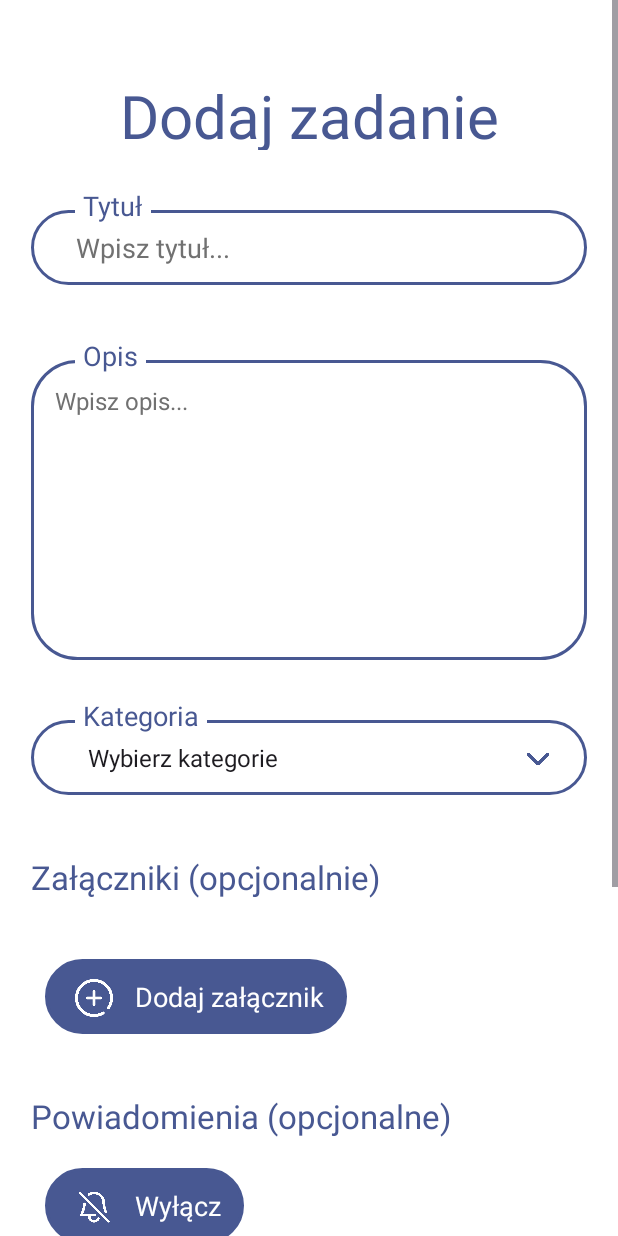
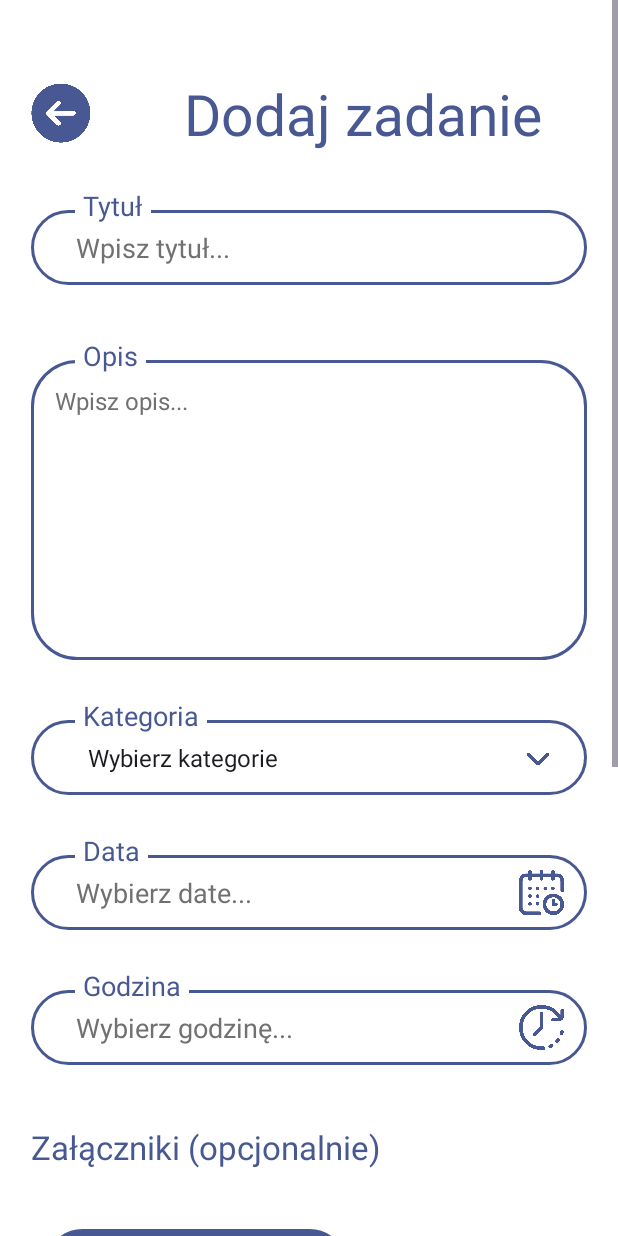
Before and after one commit to SebastianCieslik245787/TodoApp, an Android app: the AddTask screen opened directly, with no data from a screen before it, on a phone screen of 412 x 824 dp. Run offline under Robolectric (Android 15) with nearby library versions, the light colour scheme and no system bars.

Commit message:
Adding show task and adding add planed time to new task

```diff
--- a/app/src/main/AndroidManifest.xml
+++ b/app/src/main/AndroidManifest.xml
@@ -22,6 +22,7 @@
             </intent-filter>
         </activity>
         <activity android:name=".AddTask" />
+        <activity android:name=".ShowTask" />
     </application>
 
 </manifest>
--- a/app/src/main/java/com/example/todoapp/AddTask.kt
+++ b/app/src/main/java/com/example/todoapp/AddTask.kt
@@ -1,6 +1,7 @@
 package com.example.todoapp
 
 import android.annotation.SuppressLint
+import android.app.AlertDialog
 import android.app.DatePickerDialog
 import android.app.TimePickerDialog
 import android.os.Bundle
@@ -25,15 +26,23 @@ class AddTask : AppCompatActivity() {
     private lateinit var descriptionInput: EditText
     private lateinit var timeNotificationInput: ImageView
     private lateinit var dateNotificationInput: ImageView
+    private lateinit var planedTimeInput: ImageView
+    private lateinit var planedDateInput: ImageView
     private lateinit var notificationsButton: TextView
     private lateinit var addTaskButton: TextView
     private lateinit var notificationDateField: TextView
     private lateinit var notificationTimeField: TextView
+    private lateinit var planedDateField: TextView
+    private lateinit var planedTimeField: TextView
     private lateinit var addAttachmentButton: TextView
     private lateinit var attachmentField: LinearLayout
+    private lateinit var backButton : ImageView
 
     private var notificationTime : String = ""
     private var notificationDate : String = ""
+
+    private var planedTime : String = ""
+    private var planedDate : String = ""
 
     private lateinit var categorySpinner: Spinner
     private var category : String = "Wybierz kategorię..."
@@ -52,6 +61,8 @@ class AddTask : AppCompatActivity() {
             category = it.getString("category", "Wybierz kategorię...")
             notificationDate = it.getString("notificationDate", "")
             notificationTime = it.getString("notificationTime", "")
+            planedDate = it.getString("planedDate", "")
+            planedTime = it.getString("planedTime", "")
         }
 
         setup()
@@ -64,6 +75,8 @@ class AddTask : AppCompatActivity() {
         outState.putString("description", descriptionInput.text.toString())
         outState.putString("notificationDate", notificationDate)
         outState.putString("notificationTime", notificationTime)
+        outState.putString("planedDate", planedDate)
+        outState.putString("planedTime", planedTime)
     }
 
     private fun setup() {
@@ -71,17 +84,26 @@ class AddTask : AppCompatActivity() {
         descriptionInput = findViewById(R.id.addDescriptionInput)
         dateNotificationInput = findViewById(R.id.notificationCalendar)
         timeNotificationInput = findViewById(R.id.notificationClock)
+        planedDateInput = findViewById(R.id.planedCalendar)
+        planedTimeInput = findViewById(R.id.planedClock)
         notificationsButton = findViewById(R.id.notificationButton)
         addTaskButton = findViewById(R.id.addTaskButton)
         notificationDateField = findViewById(R.id.addNotificationDateInput)
         notificationTimeField = findViewById(R.id.addNotificationTimeInput)
+        planedDateField = findViewById(R.id.addPlanedDateInput)
+        planedTimeField = findViewById(R.id.addPlanedTimeInput)
         addAttachmentButton = findViewById(R.id.addAttachmentButton)
         attachmentField = findViewById(R.id.attachmentField)
         categorySpinner = findViewById(R.id.selectCategoryInput)
         setSpinner()
+        backButton = findViewById(R.id.backButton)
+        backButton.setOnClickListener { showDiscardChangesDialog() }
+
 
         if(!notificationTime.isBlank()) notificationTimeField.text = notificationTime
         if(!notificationDate.isBlank()) notificationDateField.text = notificationDate
+        if(!planedTime.isBlank()) planedTimeField.text = planedTime
+        if(!planedDate.isBlank()) planedDateField.text = planedDate
 
         addTaskButton.setOnClickListener {
             val title: String = titleInput.text.toString()
@@ -107,6 +129,8 @@ class AddTask : AppCompatActivity() {
                 createTime = currentTime,
                 endDate = null,
                 endTime = null,
+                planedDate = planedDate,
+                planedTime = planedTime,
                 category = "Ogólna",
                 notificationDate = if (notificationDate.isNotEmpty()) notificationDate else null,
                 notificationTime = if (notificationTime.isNotEmpty()) notificationTime else null,
@@ -125,8 +149,10 @@ class AddTask : AppCompatActivity() {
 
         }
 
-        dateNotificationInput.setOnClickListener { showDatePickerDialog() }
-        timeNotificationInput.setOnClickListener { showTimePickerDialog() }
+        dateNotificationInput.setOnClickListener { showDatePickerDialog(true) }
+        timeNotificationInput.setOnClickListener { showTimePickerDialog(true) }
+        planedDateInput.setOnClickListener { showDatePickerDialog(false) }
+        planedTimeInput.setOnClickListener { showTimePickerDialog(false) }
     }
 
     private fun validateText(text: String, message: String): Boolean {
@@ -138,9 +164,23 @@ class AddTask : AppCompatActivity() {
     }
 
     private fun validateDate(): Boolean {
+        if (planedDate == "") {
+            Toast.makeText(this, "Nie wybrałeś daty!", Toast.LENGTH_SHORT).show()
+            return false
+        }
+        if(planedTime == ""){
+            Toast.makeText(this, "Nie wybrałeś godziny!", Toast.LENGTH_SHORT).show()
+            return false
+        }
         try {
-            val formatter = DateTimeFormatter.ofPattern("d/M/yyyy HH:mm")
+            val formatter = DateTimeFormatter.ofPattern("d/M/yyyy H:mm")
+            val selectedDateTime = LocalDateTime.parse("$planedDate $planedTime", formatter)
             val now = LocalDateTime.now()
+
+            if (selectedDateTime.isBefore(now)) {
+                Toast.makeText(this, "Data musi być z przyszłości!", Toast.LENGTH_SHORT).show()
+                return false
+            }
 
             if (notificationDate.isNotEmpty()) {
                 if (notificationTime.isEmpty()) {
@@ -148,13 +188,20 @@ class AddTask : AppCompatActivity() {
                     return false
                 }
 
-                val notificationDateTime = LocalDateTime.parse("$notificationDate $notificationTime", formatter)
+                val notificationDateTime =
+                    LocalDateTime.parse("$notificationDate $notificationTime", formatter)
 
                 if (notificationDateTime.isBefore(now)) {
                     Toast.makeText(this, "Powiadomienie nie może być w przeszłości!", Toast.LENGTH_SHORT).show()
                     return false
                 }
-            } else {
+
+                if (notificationDateTime.isAfter(selectedDateTime)) {
+                    Toast.makeText(this, "Powiadomienie nie może być później niż zaplanowana data!", Toast.LENGTH_SHORT).show()
+                    return false
+                }
+            }
+            else{
                 if (notificationTime.isNotEmpty()) {
                     Toast.makeText(this, "Nie wybrano daty powiadomienia!", Toast.LENGTH_SHORT).show()
                     return false
@@ -169,7 +216,7 @@ class AddTask : AppCompatActivity() {
         return true
     }
 
-    private fun showDatePickerDialog() {
+    private fun showDatePickerDialog(isNotification : Boolean) {
         val calendar = Calendar.getInstance()
         val year = calendar.get(Calendar.YEAR)
         val month = calendar.get(Calendar.MONTH)
@@ -179,8 +226,14 @@ class AddTask : AppCompatActivity() {
             this,
             { _, selectedYear, selectedMonth, selectedDay ->
                 val d = "$selectedDay/${selectedMonth + 1}/$selectedYear"
-                notificationDate = d
-                notificationDateField.text = notificationDate
+                if(isNotification){
+                    notificationDate = d
+                    notificationDateField.text = notificationDate
+                }
+                else{
+                    planedDate = d
+                    planedDateField.text = d
+                }
             },
             year, month, day
         )
@@ -190,7 +243,7 @@ class AddTask : AppCompatActivity() {
     }
 
     @SuppressLint("DefaultLocale")
-    private fun showTimePickerDialog() {
+    private fun showTimePickerDialog(isNotification : Boolean) {
         val calendar = Calendar.getInstance()
         val hour = calendar.get(Calendar.HOUR_OF_DAY)
         val minute = calendar.get(Calendar.MINUTE)
@@ -199,8 +252,14 @@ class AddTask : AppCompatActivity() {
             this,
             { _, selectedHour, selectedMinute ->
                 val t = String.format("%02d:%02d", selectedHour, selectedMinute)
+                if(isNotification) {
                     notificationTime = t
                     notificationTimeField.text = notificationTime
+                }
+                else {
+                    planedTime = t
+                    planedTimeField.text = t
+                }
             },
             hour, minute, true
         )
@@ -230,4 +289,15 @@ class AddTask : AppCompatActivity() {
             override fun onNothingSelected(parent: AdapterView<*>) {}
         }
     }
+
+    private fun showDiscardChangesDialog() {
+        AlertDialog.Builder(this)
+            .setTitle("Porzucić zmiany?")
+            .setMessage("Czy na pewno chcesz wyjść bez zapisywania zmian?")
+            .setPositiveButton("Porzuć") { _, _ ->
+                finish()
+            }
+            .setNegativeButton("Anuluj", null)
+            .show()
+    }
 }
--- a/app/src/main/java/com/example/todoapp/DatabaseHelper.kt
+++ b/app/src/main/java/com/example/todoapp/DatabaseHelper.kt
@@ -19,6 +19,8 @@ class DatabaseHelper(context: Context) :
         const val COLUMN_CREATE_TIME = "create_time"
         const val COLUMN_END_DATE = "end_date"
         const val COLUMN_END_TIME = "end_time"
+        const val COLUMN_PLANED_DATE = "planed_date"
+        const val COLUMN_PLANED_TIME = "planed_time"
         const val COLUMN_CATEGORY = "category"
         const val COLUMN_NOTIFICATION_DATE = "notification_date"
         const val COLUMN_NOTIFICATION_TIME = "notification_time"
@@ -36,6 +38,8 @@ class DatabaseHelper(context: Context) :
                 $COLUMN_CREATE_TIME TEXT NOT NULL,
                 $COLUMN_END_DATE TEXT,
                 $COLUMN_END_TIME TEXT,
+                $COLUMN_PLANED_DATE TEXT NOT NULL,
+                $COLUMN_PLANED_TIME TEXT NOT NULL,
                 $COLUMN_CATEGORY TEXT NOT NULL,
                 $COLUMN_NOTIFICATION_DATE TEXT,
                 $COLUMN_NOTIFICATION_TIME TEXT,
--- a/app/src/main/res/drawable/task_item.xml
+++ b/app/src/main/res/drawable/task_item.xml
@@ -3,7 +3,7 @@
     <item>
         <shape android:shape="rectangle">
             <solid android:color="@color/add_task_background"/>
-            <corners android:radius="30dp"/>
+            <corners android:radius="5dp"/>
         </shape>
     </item>
 </selector>
--- a/app/src/main/res/layout/todo_task_creator.xml
+++ b/app/src/main/res/layout/todo_task_creator.xml
@@ -17,16 +17,27 @@
             android:id="@+id/addTaskLabel"
             android:layout_width="0dp"
             android:layout_height="50dp"
-            android:gravity="center"
+            android:gravity="center|right"
+            android:paddingEnd="30dp"
             android:text="@string/add_task_label"
             android:textColor="@color/stroke"
-            android:textSize="40sp"
+            android:textSize="38sp"
             app:layout_constraintBottom_toTopOf="@id/addTitleInput"
             app:layout_constraintEnd_toEndOf="parent"
             app:layout_constraintStart_toStartOf="parent"
             app:layout_constraintTop_toTopOf="parent"
             app:layout_constraintVertical_chainStyle="packed"
             app:layout_constraintWidth_percent="0.9" />
+
+        <ImageView
+            android:id="@+id/backButton"
+            android:layout_width="40dp"
+            android:layout_height="40dp"
+            android:layout_marginTop="5dp"
+            android:src="@drawable/back"
+            app:layout_constraintTop_toTopOf="@id/addTaskLabel"
+            app:layout_constraintStart_toStartOf="@id/addTaskLabel"
+            />
 
         <EditText
             android:id="@+id/addTitleInput"
@@ -91,6 +102,61 @@
             android:background="@drawable/text_input_background"
             style="@style/add_task_input"
             />
+
+        <TextView
+            android:id="@+id/addPlanedDateInput"
+            style="@style/add_task_input"
+            android:background="@drawable/text_input_background"
+            android:gravity="center|left"
+            android:text="@string/add_date_input_hint"
+            app:layout_constraintEnd_toEndOf="parent"
+            app:layout_constraintStart_toStartOf="parent"
+            app:layout_constraintTop_toBottomOf="@id/selectCategoryInput" />
+
+        <TextView
+            android:id="@+id/addPlanedDateLabel"
+            style="@style/add_task_input_label"
+            android:text="@string/add_date_label"
+            app:layout_constraintStart_toStartOf="parent"
+            app:layout_constraintTop_toTopOf="@id/addPlanedDateInput" />
+
+        <ImageView
+            android:id="@+id/planedCalendar"
+            android:layout_width="30dp"
+            android:layout_height="30dp"
+            android:layout_marginTop="10dp"
+            android:layout_marginEnd="15dp"
+            android:src="@drawable/calendar"
+            app:layout_constraintEnd_toEndOf="@id/addPlanedDateInput"
+            app:layout_constraintTop_toTopOf="@id/addPlanedDateInput" />
+
+        <TextView
+            android:id="@+id/addPlanedTimeInput"
+            style="@style/add_task_input"
+            android:background="@drawable/text_input_background"
+            android:gravity="center|left"
+            android:text="@string/add_time_input_hint"
+            app:layout_constraintEnd_toEndOf="parent"
+            app:layout_constraintStart_toStartOf="parent"
+            app:layout_constraintTop_toBottomOf="@id/addPlanedDateInput" />
+
+        <TextView
+            android:id="@+id/addPlanedTimeLabel"
+            style="@style/add_task_input_label"
+            android:text="@string/add_time_label"
+            app:layout_constraintStart_toStartOf="parent"
+            app:layout_constraintTop_toTopOf="@id/addPlanedTimeInput" />
+
+        <ImageView
+            android:id="@+id/planedClock"
+            android:layout_width="30dp"
+            android:layout_height="30dp"
+            android:layout_marginTop="10dp"
+            android:layout_marginEnd="15dp"
+            android:src="@drawable/clock"
+            app:layout_constraintEnd_toEndOf="@id/addPlanedTimeInput"
+            app:layout_constraintTop_toTopOf="@id/addPlanedTimeInput" />
+
 
         <TextView
             android:id="@+id/selectCategoryLabel"
@@ -209,7 +275,7 @@
             android:textSize="22sp"
             app:layout_constraintEnd_toEndOf="parent"
             app:layout_constraintStart_toStartOf="parent"
-            app:layout_constraintTop_toBottomOf="@id/selectCategoryInput"
+            app:layout_constraintTop_toBottomOf="@id/addPlanedTimeInput"
             app:layout_constraintWidth_percent="0.90" />
 
         <LinearLayout
--- a/app/src/main/res/values/strings.xml
+++ b/app/src/main/res/values/strings.xml
@@ -14,6 +14,7 @@
     <string name="attachment_label">Załączniki (opcjonalnie)</string>
     <string name="add_attachment_button">Dodaj załącznik</string>
     <string name="select_category_label">Kategoria</string>
+    <string name="end_task_button">Zakończ zadanie</string>
     <string-array name="category_array">
         <item>Wybierz kategorie</item>
         <item>Praca</item>
```
Also changed, not shown: app/src/main/java/com/example/todoapp/DatabaseManager.kt (+8 -1 lines), app/src/main/java/com/example/todoapp/ShowTask.kt (added, +124 -0 lines), app/src/main/java/com/example/todoapp/Task.kt (+5 -3 lines), app/src/main/java/com/example/todoapp/TaskAdapter.kt (+14 -1 lines), app/src/main/res/layout/task.xml (added, +166 -0 lines), app/src/main/res/layout/task_item.xml (+13 -2 lines), app/src/main/res/drawable/back.png (added), app/src/main/res/drawable/delete.png (added), app/src/main/res/drawable/edit.png (added), app/src/main/res/drawable/no_notification_task.png (added), app/src/main/res/drawable/notification_task.png (added).
